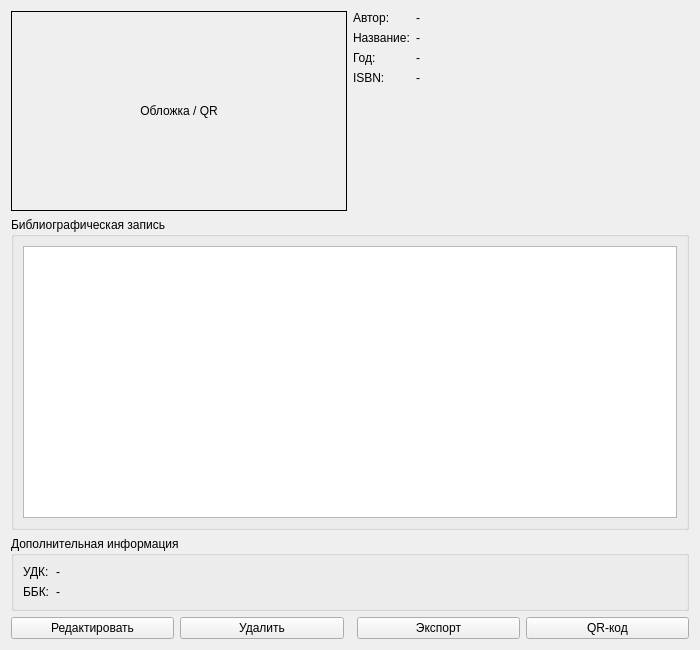
Qt form ui/forms/book_card_widget.ui (ivankrtulgu/kurs_kod_MTP_6_sem) before a commit.
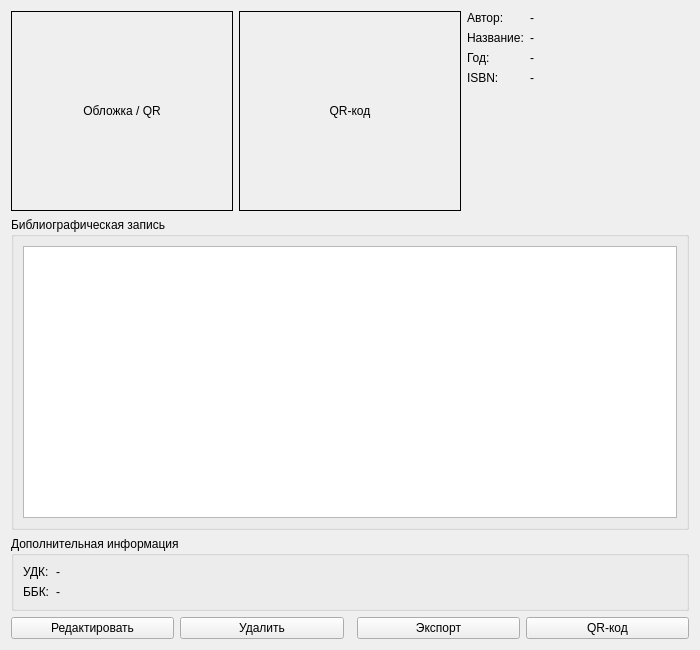
The same form after that commit.

```diff
--- a/ui/forms/book_card_widget.ui
+++ b/ui/forms/book_card_widget.ui
@@ -42,6 +42,28 @@
        </property>
       </widget>
      </item>
+    <item>
+     <widget class="QLabel" name="label_qr">
+      <property name="objectName">
+       <string>label_qr</string>
+      </property>
+      <property name="minimumSize">
+       <size>
+        <width>150</width>
+        <height>200</height>
+       </size>
+      </property>
+      <property name="frameShape">
+       <enum>QFrame::Box</enum>
+      </property>
+      <property name="text">
+       <string>QR-код</string>
+      </property>
+      <property name="alignment">
+       <set>Qt::AlignCenter</set>
+      </property>
+     </widget>
+    </item>
      <item>
       <layout class="QFormLayout" name="formLayout_info">
        <item row="0" column="0">
```
Lines whose indentation alone changed are shown as unchanged.
